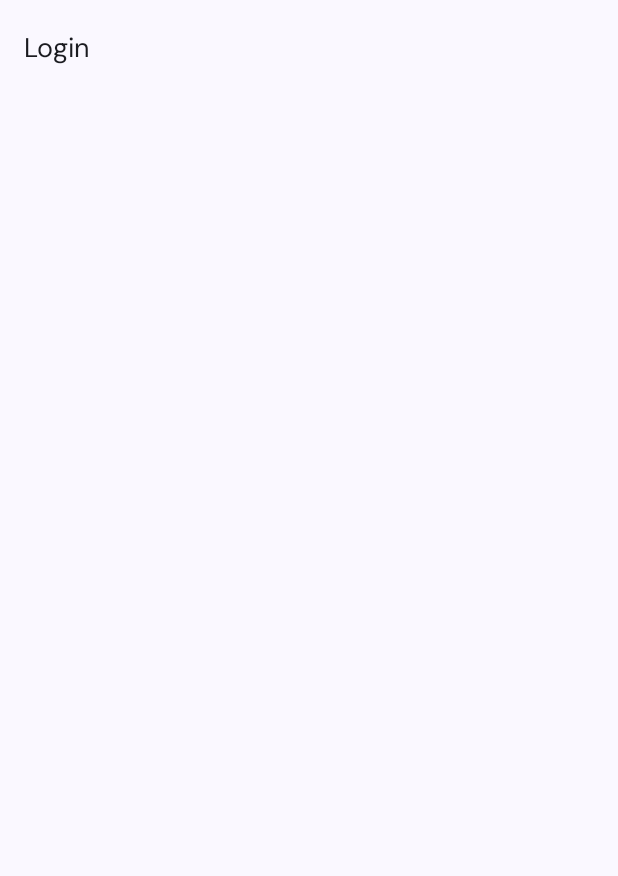
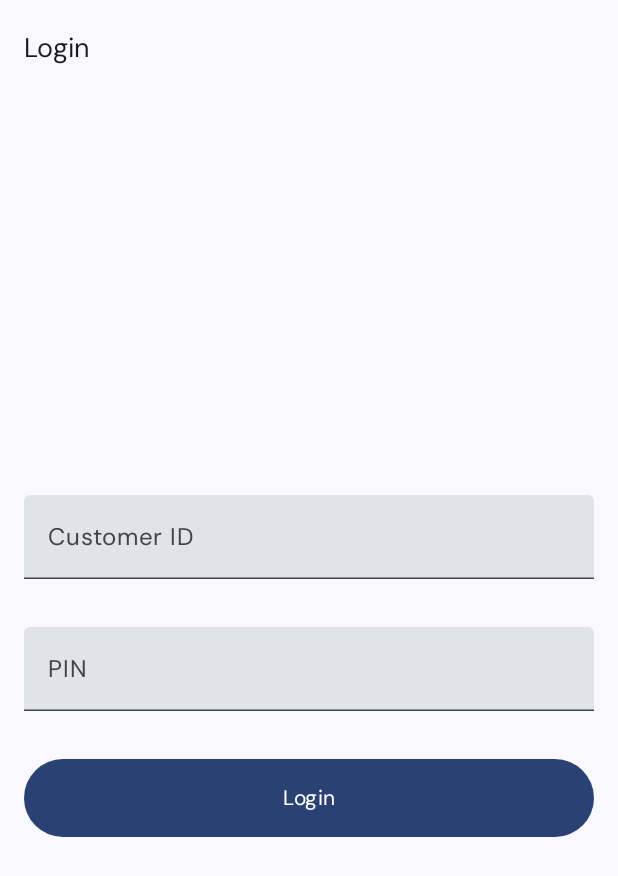
Before and after one commit to morarafrank/CompulynxInterview, an Android app built with Jetpack Compose: the screen it shows after launch (MainActivity), on a phone screen of 412 x 824 dp. Before the commit the part shown is almost empty. Shown: the top 876 px of the screen. Run offline under Robolectric (Android 15) with nearby library versions, the phone set to English and light mode, and no system bars; our stand-ins replace Dagger/Hilt's generated code, Timber.

Commit message:
login screen ui

```diff
--- a/app/src/main/java/com/morarafrank/compulynxinterview/ui/navigation/NavGraph.kt
+++ b/app/src/main/java/com/morarafrank/compulynxinterview/ui/navigation/NavGraph.kt
@@ -25,9 +25,9 @@ fun CompulynxInterviewNavGraph(
         composable(Screens.Login.route){
 
             LoginScreen(
-                navigateToHome = {
-                    navController.navigate(Screens.Home.route)
-                }
+//                navigateToHome = {
+//                    navController.navigate(Screens.Home.route)
+//                }
             )
         }
 
--- a/app/src/main/java/com/morarafrank/compulynxinterview/ui/screens/LoginScreen.kt
+++ b/app/src/main/java/com/morarafrank/compulynxinterview/ui/screens/LoginScreen.kt
@@ -1,11 +1,15 @@
 package com.morarafrank.compulynxinterview.ui.screens
 
+import android.graphics.Paint.Align
+import androidx.compose.foundation.layout.Arrangement
 import androidx.compose.foundation.layout.Column
 import androidx.compose.foundation.layout.fillMaxSize
+import androidx.compose.foundation.layout.fillMaxWidth
 import androidx.compose.foundation.layout.padding
 import androidx.compose.foundation.shape.CircleShape
 import androidx.compose.material.icons.Icons
 import androidx.compose.material.icons.filled.ArrowBack
+import androidx.compose.material3.Button
 import androidx.compose.material3.ExperimentalMaterial3Api
 import androidx.compose.material3.FloatingActionButton
 import androidx.compose.material3.Icon
@@ -13,6 +17,7 @@ import androidx.compose.material3.IconButton
 import androidx.compose.material3.MaterialTheme
 import androidx.compose.material3.Scaffold
 import androidx.compose.material3.Text
+import androidx.compose.material3.TextField
 import androidx.compose.material3.TopAppBar
 import androidx.compose.runtime.Composable
 import androidx.compose.runtime.LaunchedEffect
@@ -20,6 +25,7 @@ import androidx.compose.runtime.getValue
 import androidx.compose.runtime.mutableStateOf
 import androidx.compose.runtime.remember
 import androidx.compose.runtime.setValue
+import androidx.compose.ui.Alignment
 import androidx.compose.ui.Modifier
 import androidx.compose.ui.res.painterResource
 import androidx.compose.ui.tooling.preview.Preview
@@ -28,13 +34,13 @@ import androidx.compose.ui.unit.sp
 import androidx.hilt.navigation.compose.hiltViewModel
 import com.morarafrank.compulynxinterview.ui.theme.fontFamily
 
-//@Preview
+@Preview
 @OptIn(ExperimentalMaterial3Api::class)
 @Composable
 fun LoginScreen(
 //    navigateBack: () -> Unit,
     modifier: Modifier = Modifier,
-    navigateToHome: () -> Unit
+//    navigateToHome: () -> Unit
 ) {
 
     Scaffold(
@@ -54,8 +60,44 @@ fun LoginScreen(
                 modifier = modifier
                     .fillMaxSize()
                     .padding(it)
-                    .padding(16.dp)
-            ) {}
+                    .padding(16.dp),
+                verticalArrangement = Arrangement.spacedBy(32.dp, Alignment.CenterVertically),
+                horizontalAlignment = Alignment.CenterHorizontally
+            ) {
+                var customerId by remember { mutableStateOf("") }
+                var pin by remember { mutableStateOf("") }
+
+                TextField(
+                    value = customerId,
+                    onValueChange = {
+                        customerId = it
+                    },
+                    modifier = modifier.fillMaxWidth(),
+                    placeholder = { Text(text = "Customer ID", fontFamily = fontFamily) }
+                )
+
+                TextField(
+                    value = pin,
+                    onValueChange = {
+                        pin = it
+                    },
+                    modifier = modifier.fillMaxWidth(),
+                    placeholder = { Text(text = "PIN", fontFamily = fontFamily) }
+                )
+
+                Button(
+                    onClick = {
+//                        navigateToHome()
+                    },
+                    modifier = modifier.fillMaxWidth()
+                ) {
+                    Text(
+                        text = "Login",
+                        fontFamily = fontFamily,
+                        modifier = modifier.padding(8.dp)
+                    )
+                }
+            }
         }
     )
 }
```
